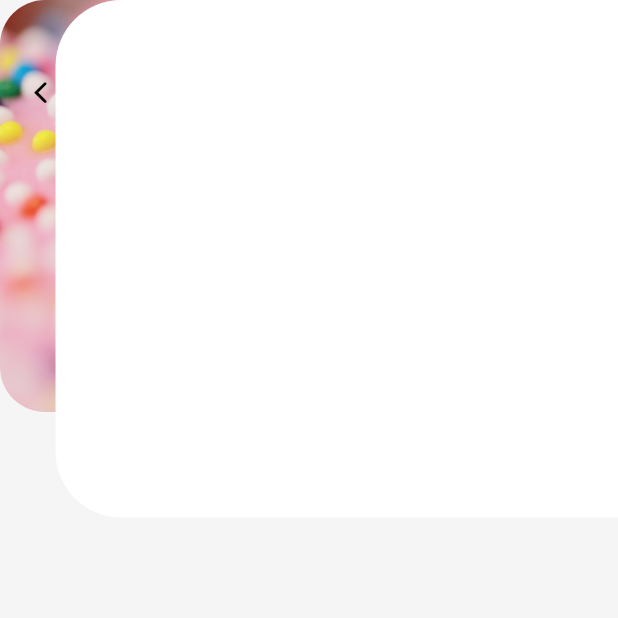
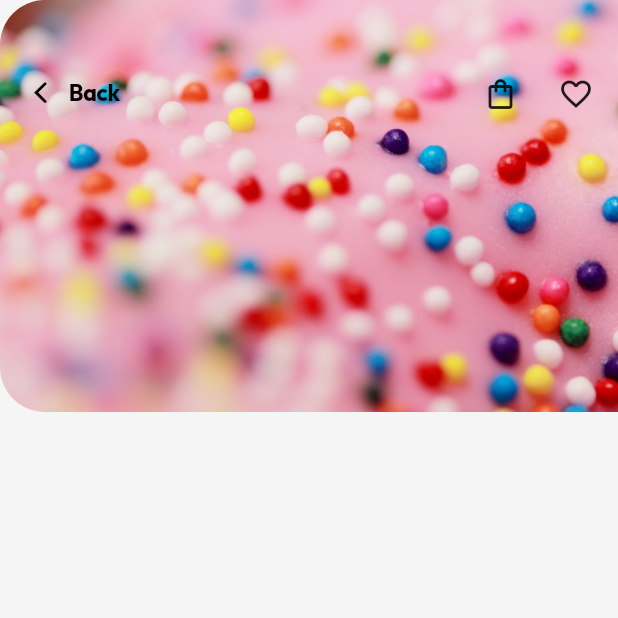
Before and after one commit to dariopmaciel/delivery_food_app, a Flutter app: the screen it shows after launch, after a tap on "Gladis Baker", on a phone screen of 412 x 824 dp, the top half of it. Run offline on Flutter 3.47's test engine with Material 2 defaults, Android fonts, the phone set to English and light mode, and no system bars; our stand-ins replace flutter_svg.

Commit message:
backgroundvendor

```diff
--- a/lib/screens/home_screen/home_screen.dart
+++ b/lib/screens/home_screen/home_screen.dart
@@ -27,7 +27,7 @@ class _HomeScreenState extends State<HomeScreen> {
 
   _navigate() async {
     //animate creen container from bottom to top
-    _animateContainerFromBottomToTop();
+    await _animateContainerFromBottomToTop();
 
     await Navigation.push(
       context,
@@ -49,7 +49,7 @@ class _HomeScreenState extends State<HomeScreen> {
 
   _animateContainerFromTopToBottom() async {
     //await
-    await Future.delayed(_psudoDuration);
+    await Future.delayed(_duration);
 
     //animate from top to bottom
     _height = MediaQuery.of(context).size.height;
--- a/lib/screens/vendor_screen/vendor_screen.dart
+++ b/lib/screens/vendor_screen/vendor_screen.dart
@@ -1,9 +1,13 @@
 import 'dart:async';
 
+import 'package:delivery_food_app/core/animations/animations.dart';
 import 'package:delivery_food_app/core/utils/ui_helper.dart';
 import 'package:delivery_food_app/core/utils/utils.dart';
 import 'package:delivery_food_app/core/widgets/app_bar/custom_app_bar.dart';
+import 'package:delivery_food_app/data.dart';
 import 'package:delivery_food_app/screens/home_screen/widget/clipped_container.dart';
+import 'package:delivery_food_app/screens/vendor_screen/widgets/product_item_card.dart.dart';
+import 'package:delivery_food_app/screens/vendor_screen/widgets/vendor_info_card.dart';
 import 'package:flutter/material.dart';
 import 'package:flutter/src/widgets/container.dart';
 import 'package:flutter/src/widgets/framework.dart';
@@ -20,7 +24,12 @@ class _VendorScreenState extends State<VendorScreen> {
   final _duration = const Duration(milliseconds: 750);
   final _psudoDuration = const Duration(milliseconds: 150);
 
-  _navigateBack() async {}
+  _navigate() {}
+
+  _navigateBack() async {
+    await _animateContainerFromBottomToTop();
+    Navigation.pop(context);
+  }
 
   _animateContainerFromBottomToTop() async {
     //Animate back to defauld value
@@ -68,7 +77,7 @@ class _VendorScreenState extends State<VendorScreen> {
             crossAxisAlignment: CrossAxisAlignment.start,
             children: <Widget>[
               SizedBox(
-                height: rh(340),
+                height: rh(380),
                 child: Stack(
                   children: [
                     Positioned(
@@ -89,15 +98,56 @@ class _VendorScreenState extends State<VendorScreen> {
                         onBackTap: _navigateBack,
                       ),
                     ),
-                    Positioned(
-                      child: ClippedContainer(
-                        backgroundColor: Colors.white,
-                        child: Container(),
-                      ),
-                    ),
+                    // const Positioned(
+                    //   bottom: 0,
+                    //   left: 0,
+                    //   right: 0,
+                    //   child: ClippedContainer(
+                    //     backgroundColor: Colors.white,
+                    //     child: VendorInfoCard(
+                    //       title: "New York Donut",
+                    //       rating: 4.2,
+                    //       sideImagePath: 'assets/images/temp_vendor_logo.png',
+                    //     ),
+                    //   ),
+                    // ),
                   ],
                 ),
               ),
+              SizedBox(height: rh(space5x)),
+              /* FadeAnimation(
+                intervalStart: 0.4,
+                duration: const Duration(milliseconds: 1250),
+                child: SlideAnimation(
+                  begin: const Offset(0, 100),
+                  intervalStart: 0.4,
+                  duration: const Duration(milliseconds: 1500),
+                  child: ListView.separated(
+                    //este item trava a listview e foi a melhor coisa que me apareceu
+                    physics: const NeverScrollableScrollPhysics(),
+                    itemCount: productList.length,
+                    padding: EdgeInsets.zero,
+                    shrinkWrap: true,
+                    separatorBuilder: (BuildContext context, int index) {
+                      return Divider(
+                        height: rh(space4x),
+                        endIndent: rw(20),
+                        indent: rw(20),
+                      );
+                    },
+                    itemBuilder: (BuildContext context, int index) {
+                      return GestureDetector(
+                        onTap: _navigate,
+                        child: ProductItem(
+                          imagePath: productList[index]["imagePath"],
+                          title: productList[index]['title'],
+                          detail: productList[index]['detail'],
+                        ),
+                      );
+                    },
+                  ),
+                ),
+              ),*/
             ],
           ),
         ),
```
Also changed, not shown: lib/screens/vendor_screen/widgets/product_item_card.dart.dart (added, +95 -0 lines), lib/screens/vendor_screen/widgets/vendor_info_card.dart (added, +117 -0 lines).
